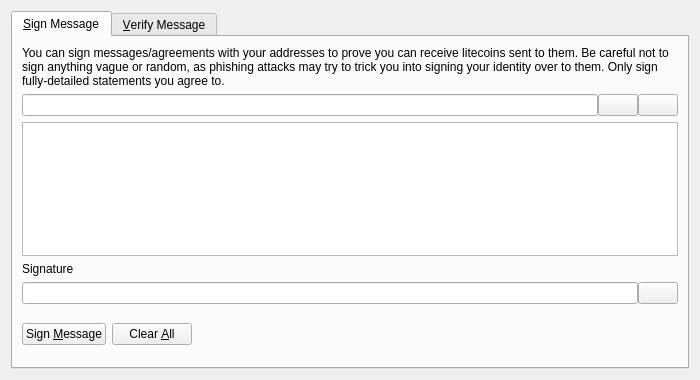
This is src/qt/forms/signverifymessagedialog.ui in carlos17031691/familycoin as Qt 5 draws it before an edit. The edited form follows.
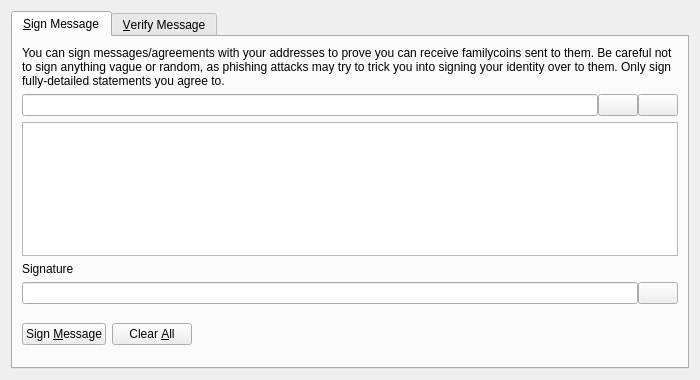
This is the edited form. Icons and pictures are not drawn. Custom widgets are drawn as their Qt base class.

The edit to the form file:
```diff
--- a/src/qt/forms/signverifymessagedialog.ui
+++ b/src/qt/forms/signverifymessagedialog.ui
@@ -30,7 +30,7 @@
        <item>
         <widget class="QLabel" name="infoLabel_SM">
          <property name="text">
-          <string>You can sign messages/agreements with your addresses to prove you can receive litecoins sent to them. Be careful not to sign anything vague or random, as phishing attacks may try to trick you into signing your identity over to them. Only sign fully-detailed statements you agree to.</string>
+          <string>You can sign messages/agreements with your addresses to prove you can receive familycoins sent to them. Be careful not to sign anything vague or random, as phishing attacks may try to trick you into signing your identity over to them. Only sign fully-detailed statements you agree to.</string>
          </property>
          <property name="textFormat">
           <enum>Qt::PlainText</enum>
```
Left out of the diff: 8 changed lines with no effect on the pictures.
